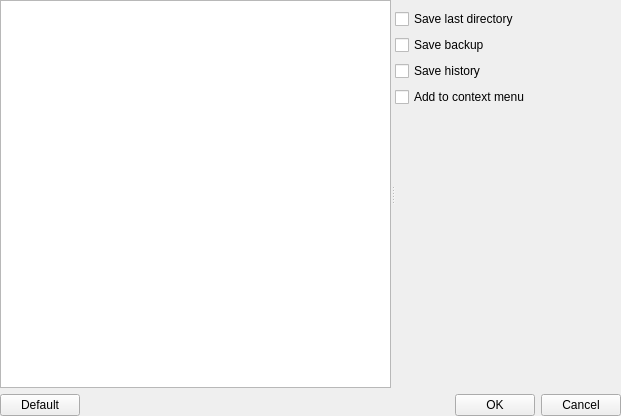
Before: the Qt Designer form xoptionswidget.ui in horsicq/XOptions, drawn with Qt 5.
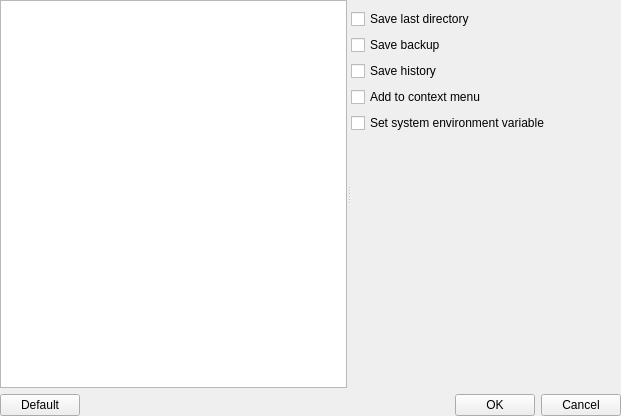
After: the same form once the commit is applied. The open tabs and pages were chosen to show the change.

```diff
--- a/xoptionswidget.ui
+++ b/xoptionswidget.ui
@@ -292,6 +292,13 @@
               </property>
              </widget>
             </item>
+            <item>
+             <widget class="QCheckBox" name="checkBoxFileSetEnvVar">
+              <property name="text">
+               <string>Set system environment variable</string>
+              </property>
+             </widget>
+            </item>
             <item>
              <spacer name="verticalSpacer_2">
               <property name="orientation">
```
